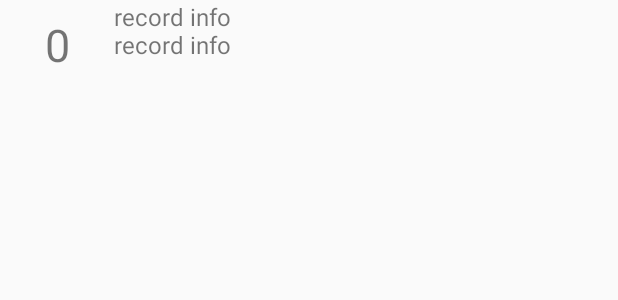
After one commit to SciEco/IntelliEco, an Android app: the layout record_item.xml on its own in the app's theme, with its tools: preview values and no code run, on a phone screen of 412 x 824 dp. The commit adds this screen. Shown: the top 300 px of the screen. Run offline under Robolectric (Android 15) with nearby library versions, the phone set to English and light mode, and no system bars.

Commit message:
Android: Record retrieving

```diff
--- /dev/null
+++ b/Android/IntelliEco/app/src/main/res/drawable/ic_refresh_white_24dp.xml
@@ -0,0 +1,5 @@
+<vector android:height="24dp" android:tint="#FFFFFF"
+    android:viewportHeight="24.0" android:viewportWidth="24.0"
+    android:width="24dp" xmlns:android="http://schemas.android.com/apk/res/android">
+    <path android:fillColor="#FF000000" android:pathData="M17.65,6.35C16.2,4.9 14.21,4 12,4c-4.42,0 -7.99,3.58 -7.99,8s3.57,8 7.99,8c3.73,0 6.84,-2.55 7.73,-6h-2.08c-0.82,2.33 -3.04,4 -5.65,4 -3.31,0 -6,-2.69 -6,-6s2.69,-6 6,-6c1.66,0 3.14,0.69 4.22,1.78L13,11h7V4l-2.35,2.35z"/>
+</vector>
--- a/Android/IntelliEco/app/src/main/res/layout/content_record.xml
+++ b/Android/IntelliEco/app/src/main/res/layout/content_record.xml
@@ -8,4 +8,9 @@
     tools:context=".RecordActivity"
     tools:showIn="@layout/activity_record">
 
+    <androidx.recyclerview.widget.RecyclerView
+        android:id="@+id/RecyclerViewRecords"
+        android:layout_width="match_parent"
+        android:layout_height="match_parent" />
+
 </androidx.constraintlayout.widget.ConstraintLayout>
--- /dev/null
+++ b/Android/IntelliEco/app/src/main/res/layout/record_item.xml
@@ -0,0 +1,40 @@
+<?xml version="1.0" encoding="utf-8"?>
+<androidx.constraintlayout.widget.ConstraintLayout
+    xmlns:android="http://schemas.android.com/apk/res/android"
+    xmlns:app="http://schemas.android.com/apk/res-auto"
+    xmlns:tools="http://schemas.android.com/tools"
+    android:layout_width="match_parent"
+    android:layout_height="60dp">
+
+    <TextView
+        android:id="@+id/TextViewMothCount"
+        android:layout_width="60dp"
+        android:layout_height="match_parent"
+        android:layout_marginStart="8dp"
+        android:layout_marginLeft="8dp"
+        android:gravity="center"
+        android:text="0"
+        android:textAlignment="center"
+        android:textSize="30sp"
+        app:layout_constraintBottom_toBottomOf="parent"
+        app:layout_constraintStart_toStartOf="parent"
+        app:layout_constraintTop_toTopOf="parent" />
+
+    <TextView
+        android:id="@+id/TextViewRecordInfo"
+        android:layout_width="0dp"
+        android:layout_height="match_parent"
+        android:layout_marginStart="8dp"
+        android:layout_marginLeft="8dp"
+        android:layout_marginEnd="8dp"
+        android:layout_marginRight="8dp"
+        android:gravity="start"
+        android:text="record info\nrecord info"
+        android:textAlignment="textStart"
+        android:textSize="16sp"
+        app:layout_constraintBottom_toBottomOf="parent"
+        app:layout_constraintEnd_toEndOf="parent"
+        app:layout_constraintStart_toEndOf="@+id/TextViewMothCount"
+        app:layout_constraintTop_toTopOf="parent" />
+
+</androidx.constraintlayout.widget.ConstraintLayout>
```
Also changed, not shown: Android/IntelliEco/app/src/main/java/cc/hurrypeng/intellieco/DataPack.java (+18 -0 lines), Android/IntelliEco/app/src/main/java/cc/hurrypeng/intellieco/RecordActivity.java (+88 -3 lines), Android/IntelliEco/app/src/main/java/cc/hurrypeng/intellieco/RecordAdapter.java (added, +69 -0 lines), Android/IntelliEco/app/src/main/res/menu/menu_record.xml (added, +14 -0 lines).
